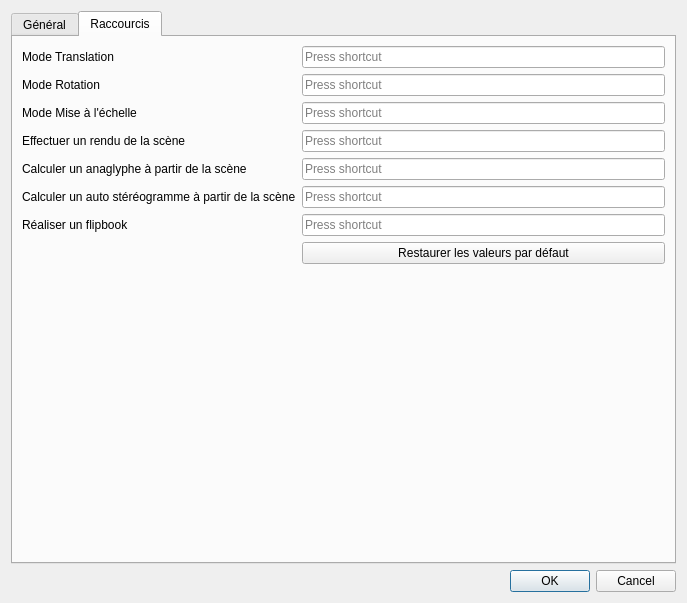
darwikey/PFA-2D-3D, file Project3Donuts/src/Window/preferences.ui: the form before one commit.
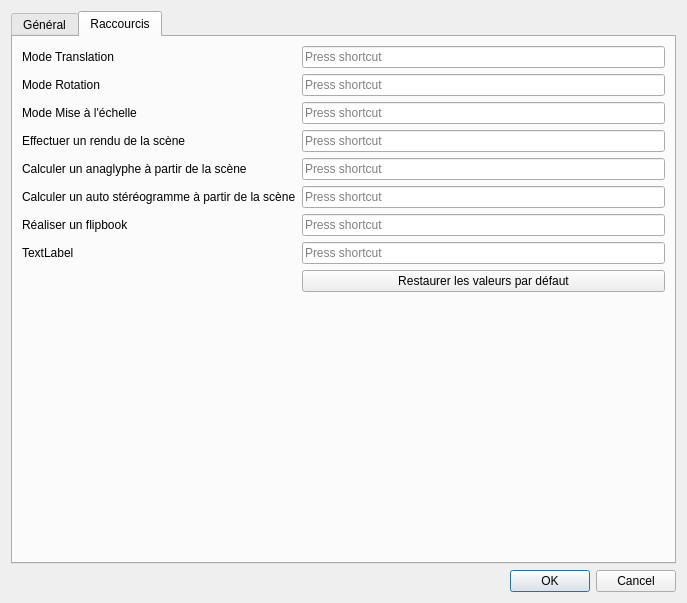
The form after the commit. The open tabs and pages were chosen to show the change.

```diff
--- a/Project3Donuts/src/Window/preferences.ui
+++ b/Project3Donuts/src/Window/preferences.ui
@@ -264,13 +264,23 @@
        <item row="7" column="1">
         <widget class="QKeySequenceEdit" name="Flipbook_keySequenceEdit" native="true"/>
        </item>
-       <item row="8" column="1">
+       <item row="9" column="1">
         <widget class="QPushButton" name="DefaultShortcutsButton">
          <property name="text">
           <string>Restaurer les valeurs par défaut</string>
          </property>
         </widget>
        </item>
+       <item row="8" column="1">
+        <widget class="QKeySequenceEdit" name="keySequenceEdit"/>
+       </item>
+       <item row="8" column="0">
+        <widget class="QLabel" name="label_18">
+         <property name="text">
+          <string>TextLabel</string>
+         </property>
+        </widget>
+       </item>
       </layout>
      </widget>
     </widget>
@@ -287,13 +297,6 @@
    </item>
   </layout>
  </widget>
- <customwidgets>
-  <customwidget>
-   <class>QKeySequenceEdit</class>
-   <extends>QWidget</extends>
-   <header>qkeysequenceedit.h</header>
-  </customwidget>
- </customwidgets>
  <resources/>
  <connections>
   <connection>
```
Left out of the diff: 16 changed lines with no effect on the pictures.
